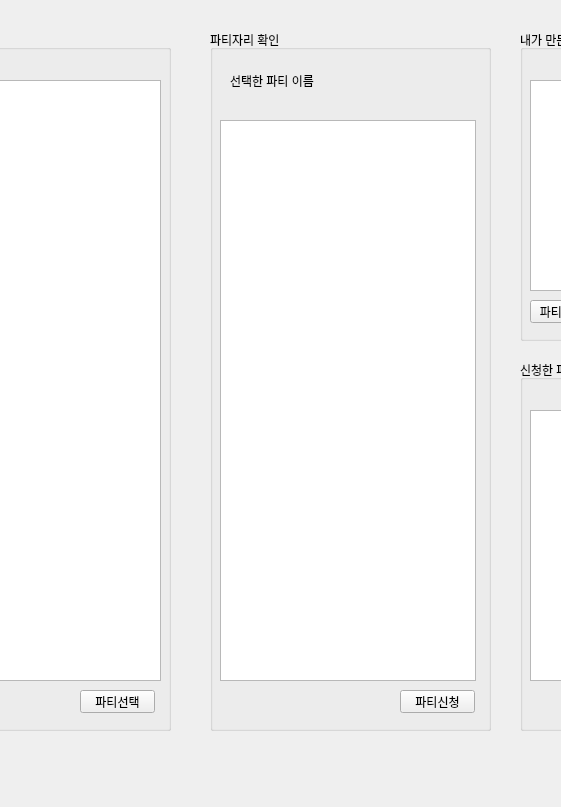
The window that ui/main.ui (katimere15/loark_toypjt) describes before a commit, drawn with Qt 5; both pictures show x 460 to 1021 and y 0 to 807 of the 1292 by 807 pixel window.
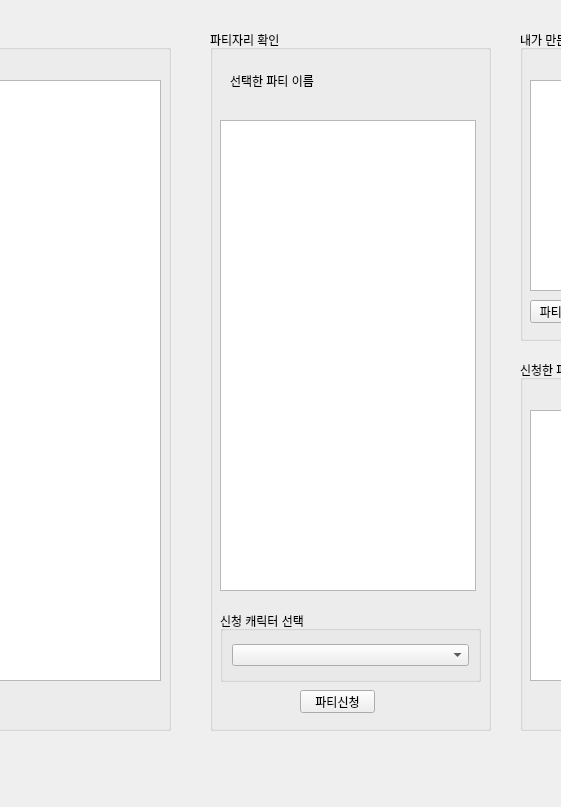
The same window after the commit.

```diff
--- a/ui/main.ui
+++ b/ui/main.ui
@@ -195,18 +195,11 @@
        <height>601</height>
       </rect>
      </property>
-    </widget>
-    <widget class="QPushButton" name="cho_party_btn">
-     <property name="geometry">
-      <rect>
-       <x>190</x>
-       <y>660</y>
-       <width>75</width>
-       <height>23</height>
-      </rect>
+     <property name="horizontalScrollBarPolicy">
+      <enum>Qt::ScrollBarAlwaysOff</enum>
      </property>
-     <property name="text">
-      <string>파티선택</string>
+     <property name="horizontalScrollMode">
+      <enum>QAbstractItemView::ScrollPerItem</enum>
      </property>
     </widget>
    </widget>
@@ -222,16 +215,6 @@
     <property name="title">
      <string>파티자리 확인</string>
     </property>
-    <widget class="QListWidget" name="view_partyseat_info">
-     <property name="geometry">
-      <rect>
-       <x>10</x>
-       <y>90</y>
-       <width>256</width>
-       <height>561</height>
-      </rect>
-     </property>
-    </widget>
     <widget class="QLabel" name="cho_party_title">
      <property name="geometry">
       <rect>
@@ -248,7 +231,7 @@
     <widget class="QPushButton" name="cho_partyseat_btn">
      <property name="geometry">
       <rect>
-       <x>190</x>
+       <x>90</x>
        <y>660</y>
        <width>75</width>
        <height>23</height>
@@ -258,6 +241,34 @@
       <string>파티신청</string>
      </property>
     </widget>
+    <widget class="QGroupBox" name="groupBox">
+     <property name="geometry">
+      <rect>
+       <x>10</x>
+       <y>581</y>
+       <width>261</width>
+       <height>71</height>
+      </rect>
+     </property>
+     <property name="title">
+      <string>신청 캐릭터 선택</string>
+     </property>
+     <layout class="QVBoxLayout" name="verticalLayout">
+      <item>
+       <widget class="QComboBox" name="partyjoin_charcho"/>
+      </item>
+     </layout>
+    </widget>
+    <widget class="QListWidget" name="view_partyseat_info">
+     <property name="geometry">
+      <rect>
+       <x>10</x>
+       <y>90</y>
+       <width>256</width>
+       <height>471</height>
+      </rect>
+     </property>
+    </widget>
    </widget>
    <widget class="QGroupBox" name="my_application">
     <property name="geometry">
```
Left out of the diff: 94 changed lines with no effect on the pictures.
